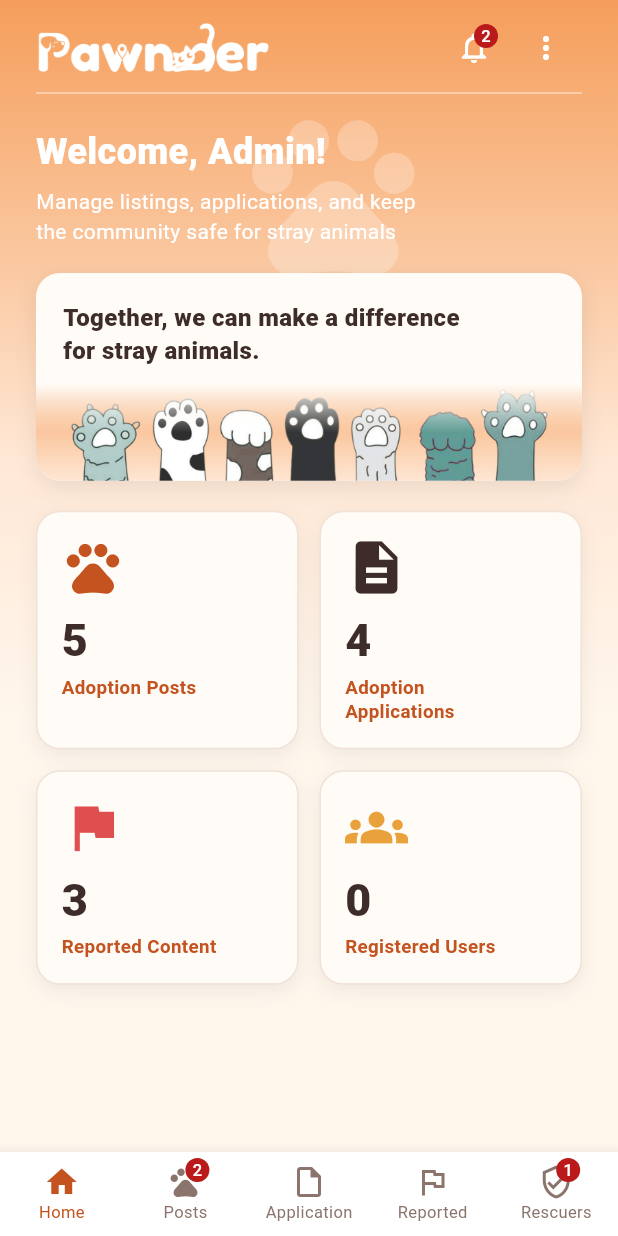
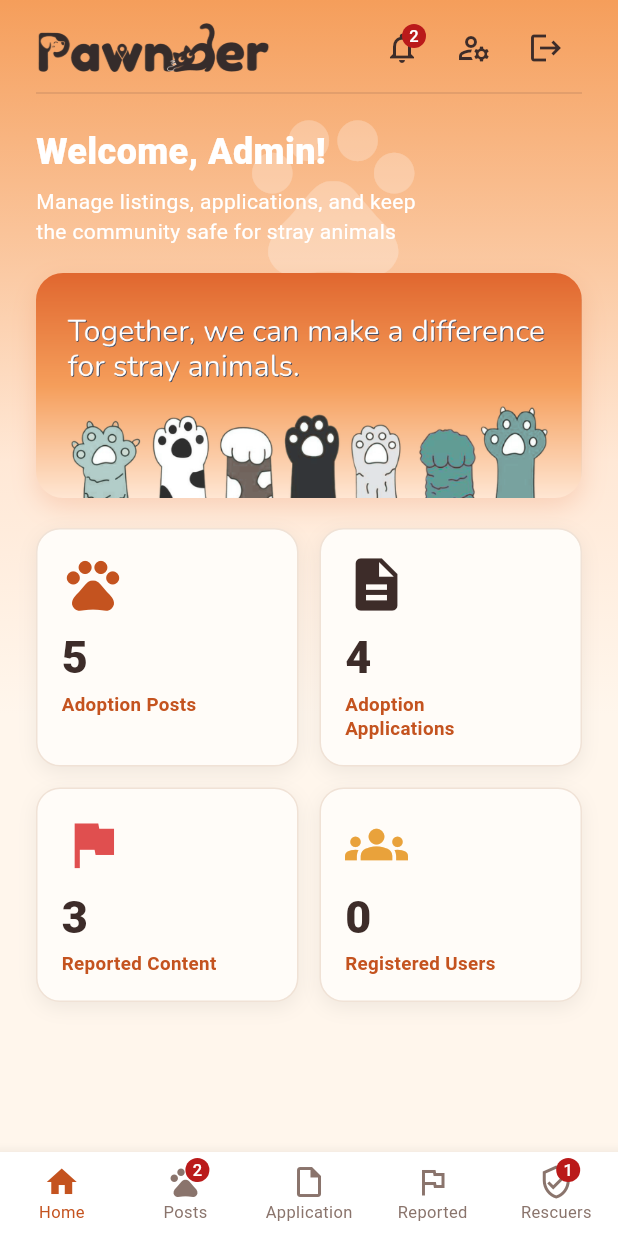
Before and after one commit to deynblip/IT331_FinalProject_Pawnder, a Flutter app: the AdminLayout screen opened directly with empty values, on a phone screen of 412 x 824 dp. Run offline on Flutter 3.47's test engine with Material 3 defaults, Android fonts, the phone set to English and light mode, and no system bars; our stand-ins replace flutter_map, geocoding, geolocator, image_picker, latlong2; Roboto replaces fonts that are missing (Nunito).

Commit message:
fix(admin): brown logo, shared paw banner, visible log out

```diff
--- a/lib/screens/admin/admin_dashboard.dart
+++ b/lib/screens/admin/admin_dashboard.dart
@@ -7,6 +7,7 @@ import '../../utils/app_colors.dart';
 import '../../services/content_report_service.dart';
 import '../../utils/responsive.dart';
 import '../../widgets/admin_top_bar.dart';
+import '../../widgets/paw_banner.dart';
 
 class AdminDashboard extends StatelessWidget {
   final String name;
@@ -99,8 +100,8 @@ class AdminDashboard extends StatelessWidget {
 
               const SizedBox(height: 18),
 
-              // BANNER CARD
-              const _Banner(),
+              // BANNER CARD (same as the user Home)
+              const PawBanner(),
 
               const SizedBox(height: 20),
 
@@ -156,107 +157,6 @@ class AdminDashboard extends StatelessWidget {
           ),
         ),
       ),
-    );
-  }
-}
-
-// Card with the row of paws cropped from assets/home_banner.png.
-class _Banner extends StatelessWidget {
-  const _Banner();
-
-  @override
-  Widget build(BuildContext context) {
-    return Container(
-      width: double.infinity,
-      clipBehavior: Clip.antiAlias,
-      decoration: BoxDecoration(
-        color: kCardColor,
-        borderRadius: BorderRadius.circular(16),
-        boxShadow: [
-          BoxShadow(
-            color: Colors.black.withValues(alpha: 0.08),
-            blurRadius: 12,
-            offset: const Offset(0, 4),
-          ),
-        ],
-      ),
-      child: const Column(
-        crossAxisAlignment: CrossAxisAlignment.start,
-        children: [
-          Padding(
-            padding: EdgeInsets.fromLTRB(18, 18, 18, 12),
-            child: Text(
-              'Together, we can make a difference\nfor stray animals.',
-              style: TextStyle(
-                color: kNavy,
-                fontSize: 16,
-                fontWeight: FontWeight.w800,
-                height: 1.4,
-              ),
-            ),
-          ),
-          _PawStrip(),
-        ],
-      ),
-    );
-  }
-}
-
-// Shows only the row of paws from home_banner.png (no new asset needed).
-// If the crop looks off, adjust _x/_y/_w/_h (pixels in the original image).
-class _PawStrip extends StatelessWidget {
-  const _PawStrip();
-
-  static const double _imgW = 991;
-  static const double _imgH = 525;
-  static const double _x = 97;
-  static const double _y = 284;
-  static const double _w = 796;
-  static const double _h = 141;
-
-  @override
-  Widget build(BuildContext context) {
-    return LayoutBuilder(
-      builder: (context, c) {
-        final double scale = c.maxWidth / _w;
-        final double stripH = _h * scale;
-
-        return SizedBox(
-          width: c.maxWidth,
-          height: stripH,
-          child: Stack(
-            clipBehavior: Clip.hardEdge,
-            children: [
-              Positioned(
-                left: -_x * scale,
-                top: -_y * scale,
-                width: _imgW * scale,
-                height: _imgH * scale,
-                child: Image.asset(
-                  'assets/home_banner.png',
-                  fit: BoxFit.fill,
-                ),
-              ),
-              // Fades the top of the strip into the card color.
-              Positioned(
-                left: 0,
-                right: 0,
-                top: 0,
-                height: stripH * 0.5,
-                child: const DecoratedBox(
-                  decoration: BoxDecoration(
-                    gradient: LinearGradient(
-                      begin: Alignment.topCenter,
-                      end: Alignment.bottomCenter,
-                      colors: [kCardColor, Color(0x00FFFCF8)],
-                    ),
-                  ),
-                ),
-              ),
-            ],
-          ),
-        );
-      },
     );
   }
 }
--- a/lib/widgets/admin_top_bar.dart
+++ b/lib/widgets/admin_top_bar.dart
@@ -15,15 +15,13 @@ const LinearGradient kAdminGradient = LinearGradient(
   stops: [0.0, 0.3, 0.55],
 );
 
-enum _AccountAction { changePassword, logOut }
-
-/// Shared top bar of the admin tabs: white logo, notification bell with an
-/// unread badge, an optional account menu, and a thin divider.
+/// Shared top bar of the admin tabs: brown logo, notification bell with an
+/// unread badge, optional account buttons, and a thin divider.
 ///
-/// The admin has no drawer. The account menu only holds what the admin
-/// needs from the user drawer: Change Password and Log Out.
+/// The admin has no drawer. Only what the admin needs from the user drawer
+/// is kept: Change Password and a Log Out button that is always visible.
 class AdminTopBar extends StatelessWidget {
-  /// When set, the account menu is shown (used on Admin Home).
+  /// When set, Change Password and Log Out are shown (used on Admin Home).
   final VoidCallback? onLogout;
 
   const AdminTopBar({super.key, this.onLogout});
@@ -43,12 +41,7 @@ class AdminTopBar extends StatelessWidget {
       children: [
         Row(
           children: [
-            Image.asset(
-              'assets/logo.png',
-              height: 38,
-              color: Colors.white,
-              colorBlendMode: BlendMode.srcIn,
-            ),
+            Image.asset('assets/logo.png', height: 38),
             const Spacer(),
             ListenableBuilder(
               listenable: NotificationService.changes,
@@ -61,7 +54,7 @@ class AdminTopBar extends StatelessWidget {
                     label: Text('$unread'),
                     child: const Icon(
                       Icons.notifications_none,
-                      color: Colors.white,
+                      color: kNavy,
                     ),
                   ),
                   onPressed: () => Navigator.push(
@@ -73,50 +66,21 @@ class AdminTopBar extends StatelessWidget {
                 );
               },
             ),
-            if (onLogout != null)
-              PopupMenuButton<_AccountAction>(
-                tooltip: 'Account',
-                icon: const Icon(Icons.more_vert, color: Colors.white),
-                color: kCardColor,
-                shape: RoundedRectangleBorder(
-                  borderRadius: BorderRadius.circular(12),
-                ),
-                onSelected: (action) {
-                  switch (action) {
-                    case _AccountAction.changePassword:
-                      _openChangePassword(context);
-                    case _AccountAction.logOut:
-                      onLogout!();
-                  }
-                },
-                itemBuilder: (_) => const [
-                  PopupMenuItem(
-                    value: _AccountAction.changePassword,
-                    child: ListTile(
-                      contentPadding: EdgeInsets.zero,
-                      leading: Icon(Icons.lock_outline, color: kNavy),
-                      title: Text(
-                        'Change Password',
-                        style: TextStyle(color: kNavy),
-                      ),
-                    ),
-                  ),
-                  PopupMenuItem(
-                    value: _AccountAction.logOut,
-                    child: ListTile(
-                      contentPadding: EdgeInsets.zero,
-                      leading: Icon(Icons.logout, color: Colors.red),
-                      title: Text(
-                        'Log Out',
-                        style: TextStyle(color: Colors.red),
-                      ),
-                    ),
-                  ),
-                ],
+            if (onLogout != null) ...[
+              IconButton(
+                tooltip: 'Change Password',
+                icon: const Icon(Icons.manage_accounts_outlined, color: kNavy),
+                onPressed: () => _openChangePassword(context),
               ),
+              IconButton(
+                tooltip: 'Log Out',
+                icon: const Icon(Icons.logout, color: kNavy),
+                onPressed: onLogout,
+              ),
+            ],
           ],
         ),
-        const Divider(color: Colors.white54, height: 12),
+        Divider(color: kNavy.withValues(alpha: 0.15), height: 12),
       ],
     );
   }
--- /dev/null
+++ b/lib/widgets/paw_banner.dart
@@ -0,0 +1,59 @@
+import 'package:flutter/material.dart';
+
+/// The rounded banner card cropped from assets/home_banner.png (message and
+/// row of paws). Shared by the user Home and the Admin Home so both look the
+/// same. If the crop looks off, adjust _x/_y/_w/_h (pixels in the image).
+class PawBanner extends StatelessWidget {
+  const PawBanner({super.key});
+
+  static const double _imgW = 991; // full image size
+  static const double _imgH = 525;
+  static const double _x = 97; // card position inside the image
+  static const double _y = 97;
+  static const double _w = 796;
+  static const double _h = 328;
+
+  @override
+  Widget build(BuildContext context) {
+    return LayoutBuilder(
+      builder: (context, c) {
+        final double scale = c.maxWidth / _w;
+
+        return Container(
+          decoration: BoxDecoration(
+            borderRadius: BorderRadius.circular(18),
+            boxShadow: const [
+              BoxShadow(
+                color: Color(0x33E0662E),
+                blurRadius: 14,
+                offset: Offset(0, 6),
+              ),
+            ],
+          ),
+          child: ClipRRect(
+            borderRadius: BorderRadius.circular(18),
+            child: SizedBox(
+              width: c.maxWidth,
+              height: _h * scale,
+              child: Stack(
+                clipBehavior: Clip.hardEdge,
+                children: [
+                  Positioned(
+                    left: -_x * scale,
+                    top: -_y * scale,
+                    width: _imgW * scale,
+                    height: _imgH * scale,
+                    child: Image.asset(
+                      'assets/home_banner.png',
+                      fit: BoxFit.fill,
+                    ),
+                  ),
+                ],
+              ),
+            ),
+          ),
+        );
+      },
+    );
+  }
+}
```
Also changed, not shown: lib/screens/home.dart (+2 -60 lines).
